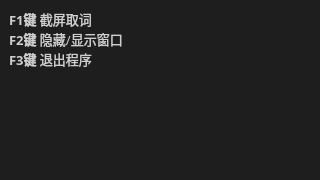
Qt form playdict/widget.ui (blueloveTH/playdict) before a commit.
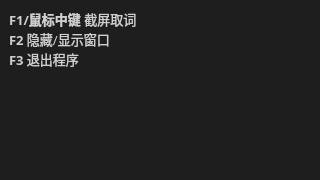
The same form after that commit.

What changed in the file:
```diff
--- a/playdict/widget.ui
+++ b/playdict/widget.ui
@@ -106,9 +106,9 @@
 &lt;html&gt;&lt;head&gt;&lt;meta name=&quot;qrichtext&quot; content=&quot;1&quot; /&gt;&lt;style type=&quot;text/css&quot;&gt;
 p, li { white-space: pre-wrap; }
 &lt;/style&gt;&lt;/head&gt;&lt;body style=&quot; font-family:'微软雅黑'; font-size:10pt; font-weight:400; font-style:normal;&quot;&gt;
-&lt;p style=&quot; margin-top:0px; margin-bottom:0px; margin-left:0px; margin-right:0px; -qt-block-indent:0; text-indent:0px;&quot;&gt;&lt;span style=&quot; font-weight:600;&quot;&gt;F1键&lt;/span&gt; 截屏取词&lt;/p&gt;
-&lt;p style=&quot; margin-top:0px; margin-bottom:0px; margin-left:0px; margin-right:0px; -qt-block-indent:0; text-indent:0px;&quot;&gt;&lt;span style=&quot; font-weight:600;&quot;&gt;F2键&lt;/span&gt; 隐藏/显示窗口&lt;/p&gt;
-&lt;p style=&quot; margin-top:0px; margin-bottom:0px; margin-left:0px; margin-right:0px; -qt-block-indent:0; text-indent:0px;&quot;&gt;&lt;span style=&quot; font-weight:600;&quot;&gt;F3键&lt;/span&gt; 退出程序&lt;/p&gt;&lt;/body&gt;&lt;/html&gt;</string>
+&lt;p style=&quot; margin-top:0px; margin-bottom:0px; margin-left:0px; margin-right:0px; -qt-block-indent:0; text-indent:0px;&quot;&gt;&lt;span style=&quot; font-weight:600;&quot;&gt;F1/鼠标中键&lt;/span&gt; 截屏取词&lt;/p&gt;
+&lt;p style=&quot; margin-top:0px; margin-bottom:0px; margin-left:0px; margin-right:0px; -qt-block-indent:0; text-indent:0px;&quot;&gt;&lt;span style=&quot; font-weight:600;&quot;&gt;F2&lt;/span&gt; 隐藏/显示窗口&lt;/p&gt;
+&lt;p style=&quot; margin-top:0px; margin-bottom:0px; margin-left:0px; margin-right:0px; -qt-block-indent:0; text-indent:0px;&quot;&gt;&lt;span style=&quot; font-weight:600;&quot;&gt;F3&lt;/span&gt; 退出程序&lt;/p&gt;&lt;/body&gt;&lt;/html&gt;</string>
    </property>
    <property name="tabStopWidth">
     <number>60</number>
```
